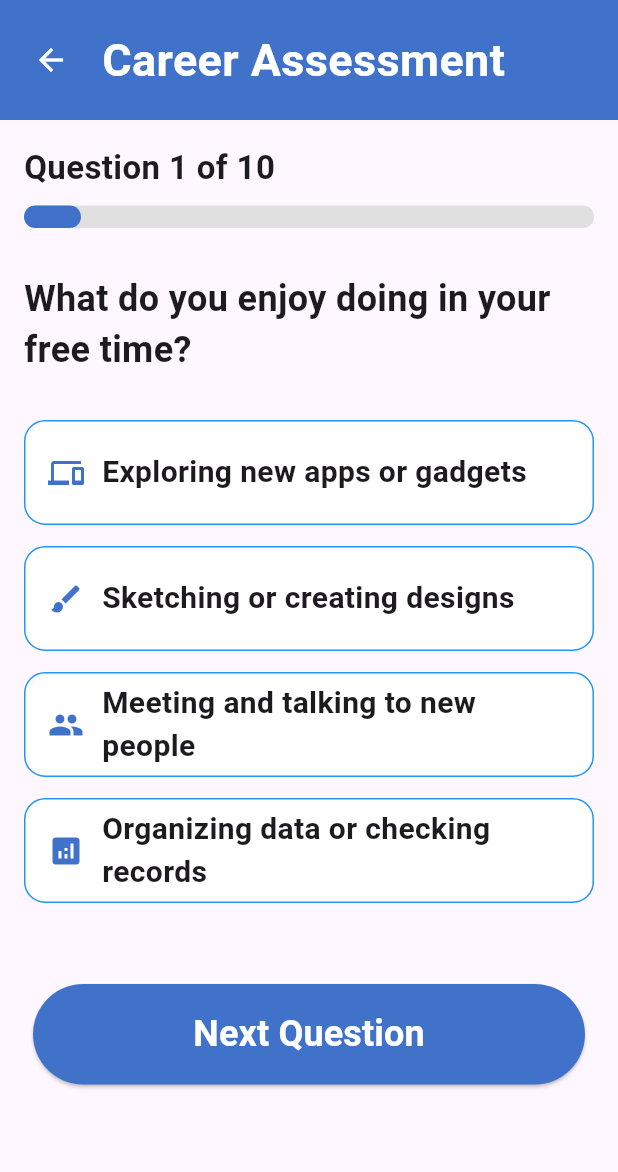
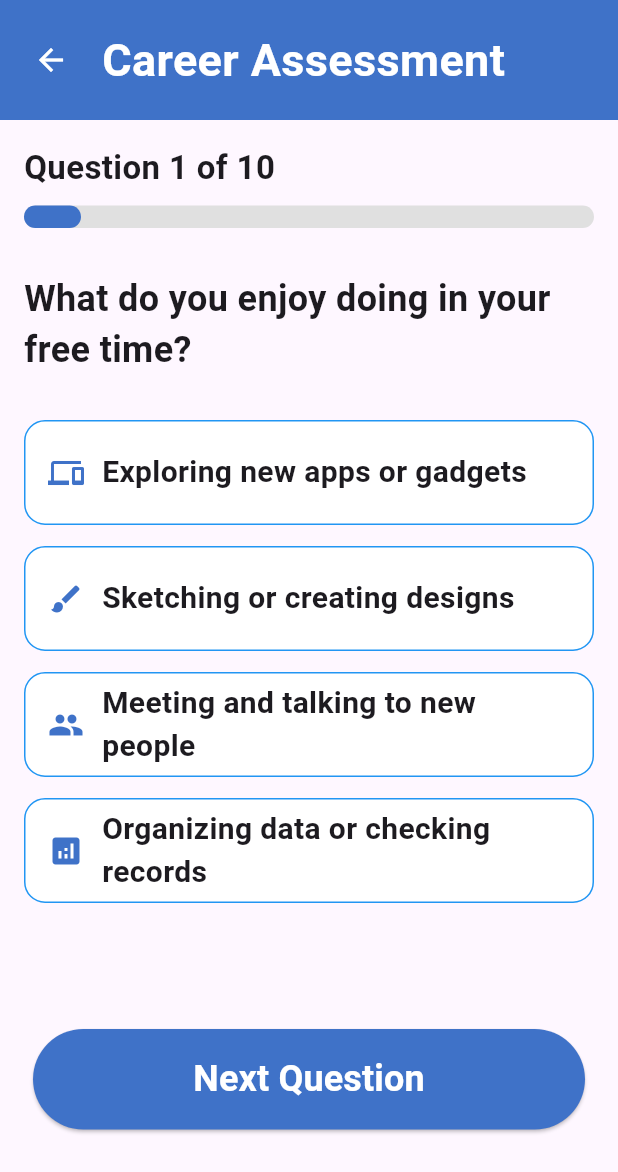
Before and after one commit to Amansarfraz/career_advisor, a Flutter app: the screen it shows after launch, after a tap on "Get Started", after a tap on "Login", on a phone screen of 412 x 824 dp. Shown: the top 1172 px of the screen. Run offline on Flutter 3.47's test engine with Material 3 defaults, Android fonts, the phone set to English and light mode, and no system bars.

Commit message:
first commit

```diff
--- a/lib/screens/career_assessment_screen.dart
+++ b/lib/screens/career_assessment_screen.dart
@@ -279,7 +279,7 @@
                       );
                     }),
 
-                    const SizedBox(height: 40),
+                    const SizedBox(height: 70),
 
                     /// NEXT BUTTON
                     Center(
--- a/lib/screens/get_started_screen.dart
+++ b/lib/screens/get_started_screen.dart
@@ -34,7 +34,7 @@
                     fit: BoxFit.contain,
                   ),
 
-                  const SizedBox(height: 5), //
+                  const SizedBox(height: 1), //
 
                   const Text(
                     'Guiding Your Future, Step\nby Step',
@@ -50,7 +50,7 @@
                   ),
                 ],
               ),
-              const SizedBox(height: 20),
+              const SizedBox(height: 5),
 
               /// 🔵 GET STARTED BUTTON
               Padding(
```
